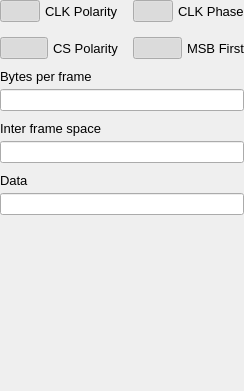
Above: ui/patterns/spipatternui.ui from analogdevicesinc/scopy before the change. Below: the same form after it.
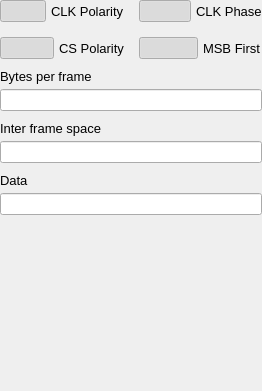
That is the form after the change. Custom widgets are drawn as their Qt base class.

Commit message: PatternGenerator: added labels to switches in SPI/I2C patterns

Diff of the .ui file:
```diff
--- a/ui/patterns/spipatternui.ui
+++ b/ui/patterns/spipatternui.ui
@@ -6,7 +6,7 @@
    <rect>
     <x>0</x>
     <y>0</y>
-    <width>227</width>
+    <width>262</width>
     <height>391</height>
    </rect>
   </property>
```
Left out of the diff: 21 changed lines with no effect on the pictures. The commit also changes 1 other file.
